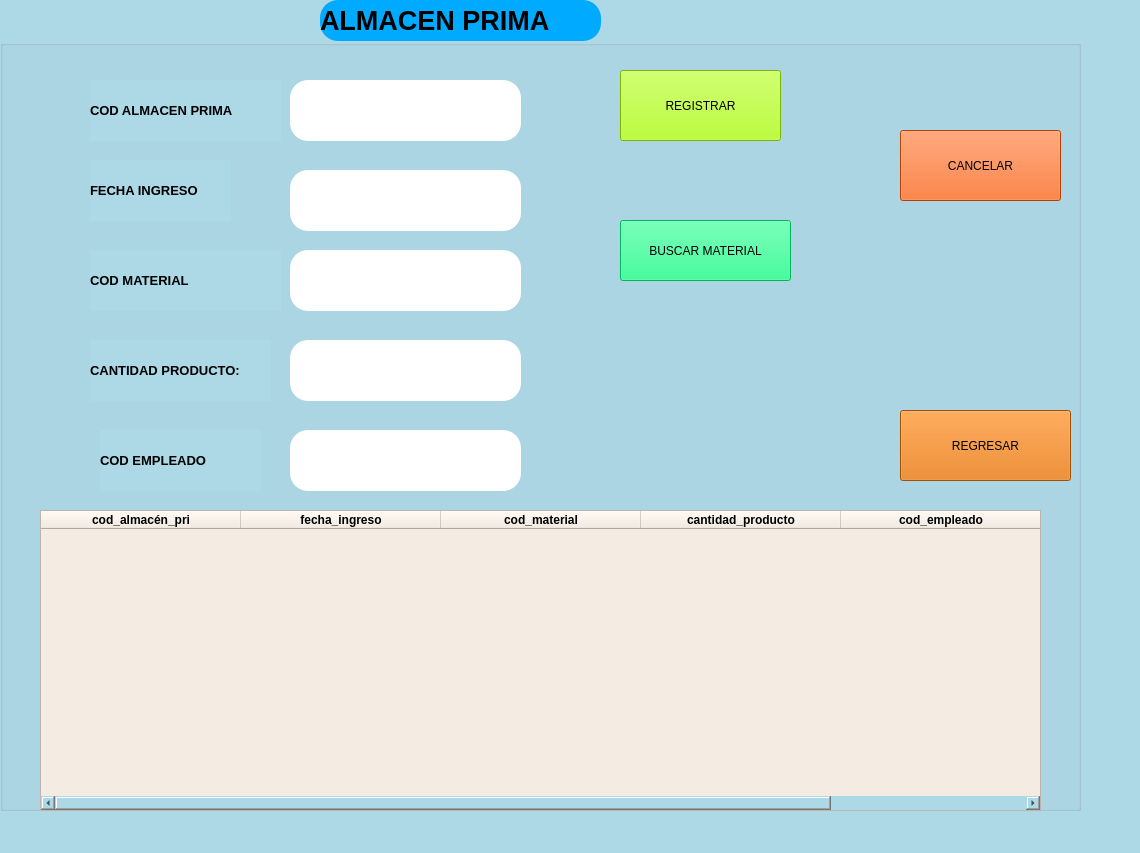
Old version of the form view/almacenprima.ui in the repository arturito76/proyecto.
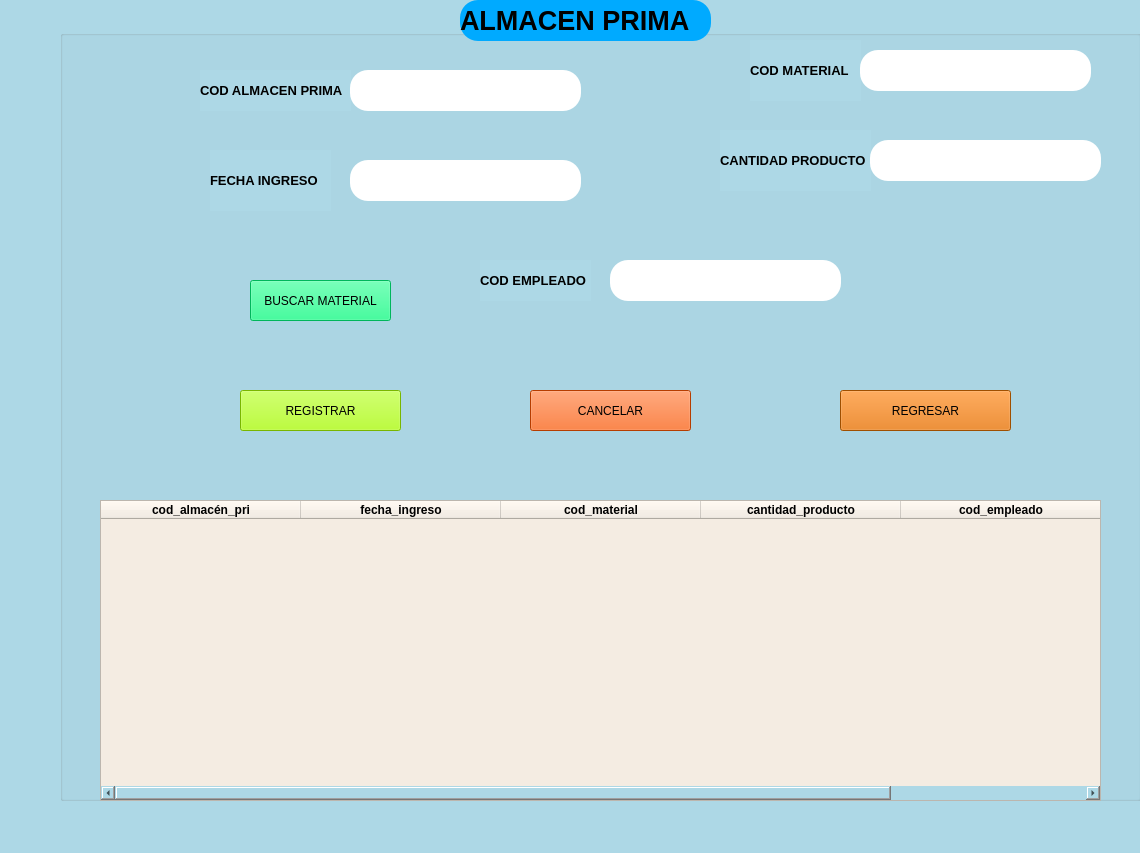
New version of the form.

What changed in the file:
```diff
--- a/view/almacenprima.ui
+++ b/view/almacenprima.ui
@@ -22,8 +22,8 @@
    <widget class="QGroupBox" name="groupBox">
     <property name="geometry">
      <rect>
-      <x>0</x>
-      <y>40</y>
+      <x>60</x>
+      <y>30</y>
       <width>1081</width>
       <height>771</height>
      </rect>
@@ -47,10 +47,10 @@
     <widget class="QLabel" name="label">
      <property name="geometry">
       <rect>
-       <x>90</x>
+       <x>140</x>
        <y>40</y>
-       <width>191</width>
-       <height>61</height>
+       <width>151</width>
+       <height>41</height>
       </rect>
      </property>
      <property name="font">
@@ -71,9 +71,9 @@
     <widget class="QLabel" name="label_2">
      <property name="geometry">
       <rect>
-       <x>90</x>
+       <x>150</x>
        <y>120</y>
-       <width>141</width>
+       <width>121</width>
        <height>61</height>
       </rect>
      </property>
@@ -92,9 +92,9 @@
     <widget class="QLabel" name="label_3">
      <property name="geometry">
       <rect>
-       <x>90</x>
-       <y>210</y>
-       <width>191</width>
+       <x>690</x>
+       <y>10</y>
+       <width>111</width>
        <height>61</height>
       </rect>
      </property>
@@ -113,9 +113,9 @@
     <widget class="QLabel" name="label_4">
      <property name="geometry">
       <rect>
-       <x>90</x>
-       <y>300</y>
-       <width>181</width>
+       <x>660</x>
+       <y>100</y>
+       <width>151</width>
        <height>61</height>
       </rect>
      </property>
@@ -128,16 +128,16 @@
       </font>
      </property>
      <property name="text">
-      <string>CANTIDAD PRODUCTO:</string>
+      <string>CANTIDAD PRODUCTO</string>
      </property>
     </widget>
     <widget class="QLabel" name="label_5">
      <property name="geometry">
       <rect>
-       <x>100</x>
-       <y>390</y>
-       <width>161</width>
-       <height>61</height>
+       <x>420</x>
+       <y>230</y>
+       <width>111</width>
+       <height>41</height>
       </rect>
      </property>
      <property name="font">
@@ -158,7 +158,7 @@
        <x>290</x>
        <y>40</y>
        <width>231</width>
-       <height>61</height>
+       <height>41</height>
       </rect>
      </property>
      <property name="styleSheet">
@@ -169,10 +169,10 @@
     <widget class="QLineEdit" name="codmaterial">
      <property name="geometry">
       <rect>
-       <x>290</x>
-       <y>210</y>
+       <x>800</x>
+       <y>20</y>
        <width>231</width>
-       <height>61</height>
+       <height>41</height>
       </rect>
      </property>
      <property name="styleSheet">
@@ -183,10 +183,10 @@
     <widget class="QLineEdit" name="canprod">
      <property name="geometry">
       <rect>
-       <x>290</x>
-       <y>300</y>
+       <x>810</x>
+       <y>110</y>
        <width>231</width>
-       <height>61</height>
+       <height>41</height>
       </rect>
      </property>
      <property name="styleSheet">
@@ -197,10 +197,10 @@
     <widget class="QLineEdit" name="codemple">
      <property name="geometry">
       <rect>
-       <x>290</x>
-       <y>390</y>
+       <x>550</x>
+       <y>230</y>
        <width>231</width>
-       <height>61</height>
+       <height>41</height>
       </rect>
      </property>
      <property name="styleSheet">
@@ -214,7 +214,7 @@
        <x>290</x>
        <y>130</y>
        <width>231</width>
-       <height>61</height>
+       <height>41</height>
       </rect>
      </property>
      <property name="styleSheet">
@@ -311,10 +311,10 @@
     <widget class="QPushButton" name="registrar">
      <property name="geometry">
       <rect>
-       <x>620</x>
-       <y>30</y>
+       <x>180</x>
+       <y>360</y>
        <width>161</width>
-       <height>71</height>
+       <height>41</height>
       </rect>
      </property>
      <property name="styleSheet">
@@ -327,10 +327,10 @@
     <widget class="QPushButton" name="cancelar">
      <property name="geometry">
       <rect>
-       <x>900</x>
-       <y>90</y>
+       <x>470</x>
+       <y>360</y>
        <width>161</width>
-       <height>71</height>
+       <height>41</height>
       </rect>
      </property>
      <property name="styleSheet">
@@ -343,10 +343,10 @@
     <widget class="QPushButton" name="regresar2">
      <property name="geometry">
       <rect>
-       <x>900</x>
-       <y>370</y>
+       <x>780</x>
+       <y>360</y>
        <width>171</width>
-       <height>71</height>
+       <height>41</height>
       </rect>
      </property>
      <property name="styleSheet">
@@ -359,10 +359,10 @@
     <widget class="QPushButton" name="buscarmaterial">
      <property name="geometry">
       <rect>
-       <x>620</x>
-       <y>180</y>
-       <width>171</width>
-       <height>61</height>
+       <x>190</x>
+       <y>250</y>
+       <width>141</width>
+       <height>41</height>
       </rect>
      </property>
      <property name="styleSheet">
@@ -376,9 +376,9 @@
    <widget class="QLabel" name="label_6">
     <property name="geometry">
      <rect>
-      <x>320</x>
+      <x>460</x>
       <y>0</y>
-      <width>281</width>
+      <width>251</width>
       <height>41</height>
      </rect>
     </property>
```
